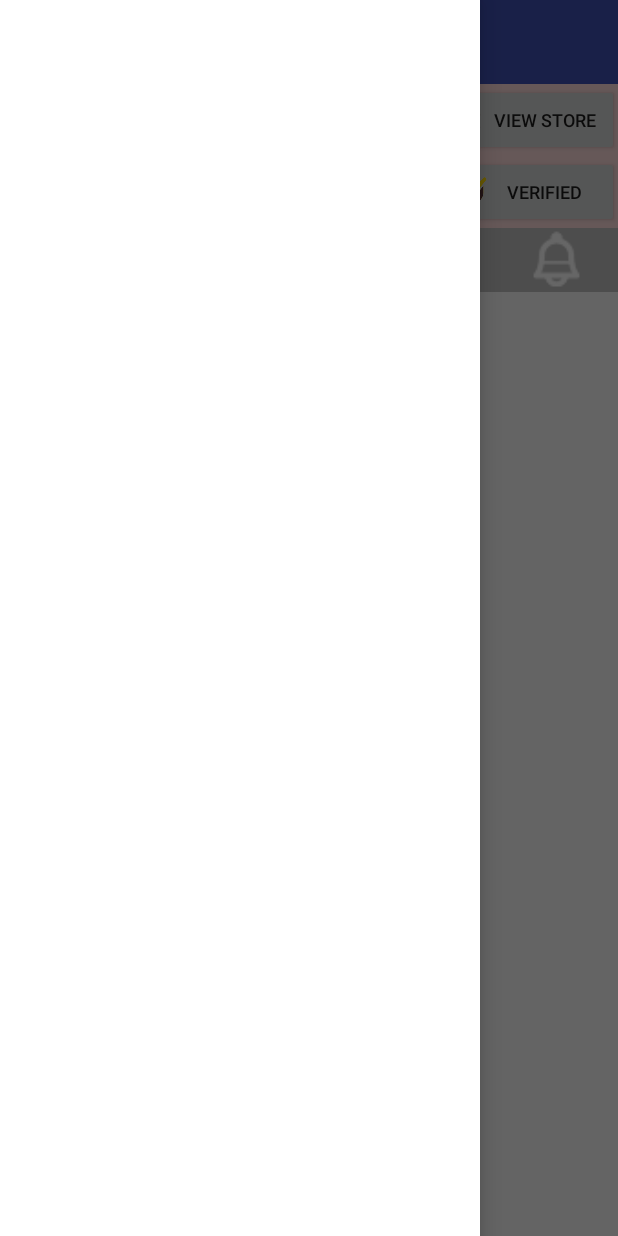
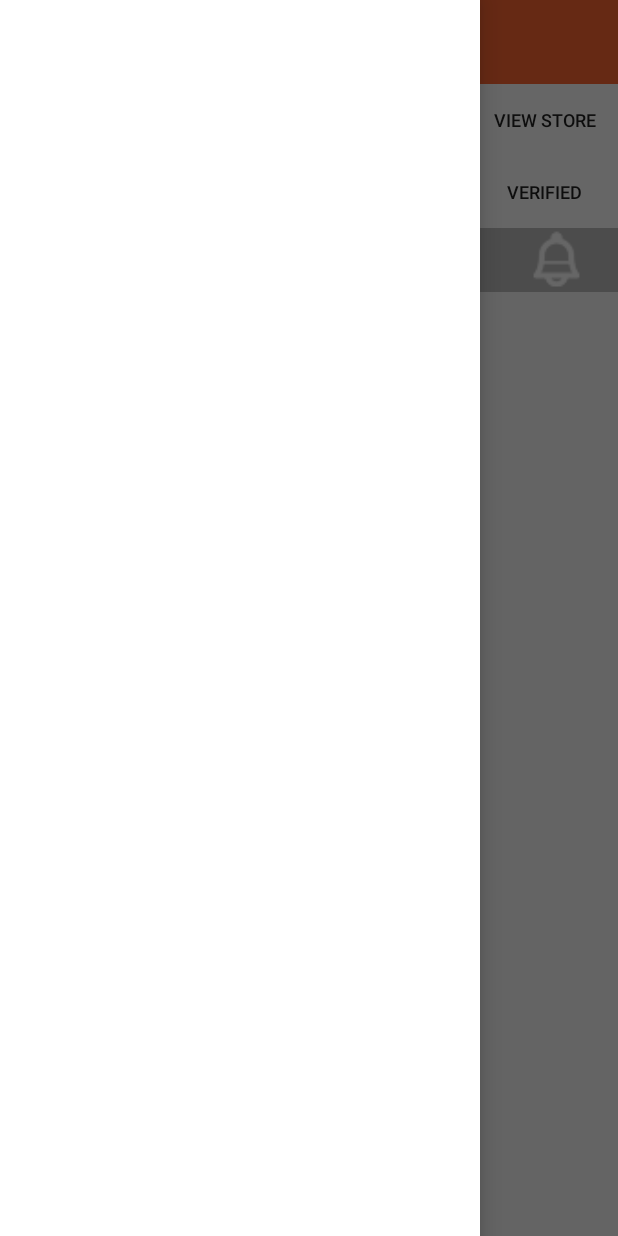
Before and after one commit to 7daysnevermore/SeniorBeautician, an Android app: the screen it shows after launch once a user with an empty profile is signed in (MainActivity), with the side drawer open, on a phone screen of 412 x 824 dp. Run offline under Robolectric (Android 15) with nearby library versions, the phone set to English and light mode, and no system bars; our stand-ins replace Firebase (no records; nobody signed in at launch, a user with empty details on screens opened directly).

Commit message:
change theme color

```diff
--- a/BeautyBlinkBeautician/app/src/main/res/layout/activity_main.xml
+++ b/BeautyBlinkBeautician/app/src/main/res/layout/activity_main.xml
@@ -27,7 +27,7 @@
             android:layout_width="match_parent"
             android:layout_height="wrap_content"
             android:orientation="horizontal"
-            android:background="#FFDDDD">
+            android:background="#FFFFFF">
 
             <LinearLayout
                 android:layout_width="match_parent"
@@ -80,6 +80,7 @@
                     android:id="@+id/v_pro"
                     android:text="View Store"
                     android:textSize="12dp"
+                    android:background="#ffffff"
                     android:drawableLeft="@mipmap/store_70" />
 
                 <Button
@@ -87,6 +88,7 @@
                     android:layout_height="wrap_content"
                     android:drawableLeft="@mipmap/verified_70"
                     android:textSize="12dp"
+                    android:background="#ffffff"
                     android:text="Verified"/>
 
             </LinearLayout>
@@ -100,11 +102,12 @@
             android:layout_height="wrap_content"
             android:orientation="horizontal"
             android:layout_weight="0.1"
-            android:background="#C0C0C0">
+            android:background="#BEBEBE">
 
             <LinearLayout
                 android:layout_width="match_parent"
                 android:layout_height="match_parent"
+                android:background="#FF6633"
                 android:layout_weight="1">
 
                 <ImageView
--- a/BeautyBlinkBeautician/app/src/main/res/values/colors.xml
+++ b/BeautyBlinkBeautician/app/src/main/res/values/colors.xml
@@ -1,6 +1,6 @@
 <?xml version="1.0" encoding="utf-8"?>
 <resources>
-    <color name="colorPrimary">#3F51B5</color>
-    <color name="colorPrimaryDark">#303F9F</color>
+    <color name="colorPrimary">#FF6633</color>
+    <color name="colorPrimaryDark">#000000</color>
     <color name="colorAccent">#FF4081</color>
 </resources>
--- a/BeautyBlinkBeautician/app/src/main/res/values/styles.xml
+++ b/BeautyBlinkBeautician/app/src/main/res/values/styles.xml
@@ -8,4 +8,6 @@
         <item name="colorAccent">@color/colorAccent</item>
     </style>
 
+
+
 </resources>
```
